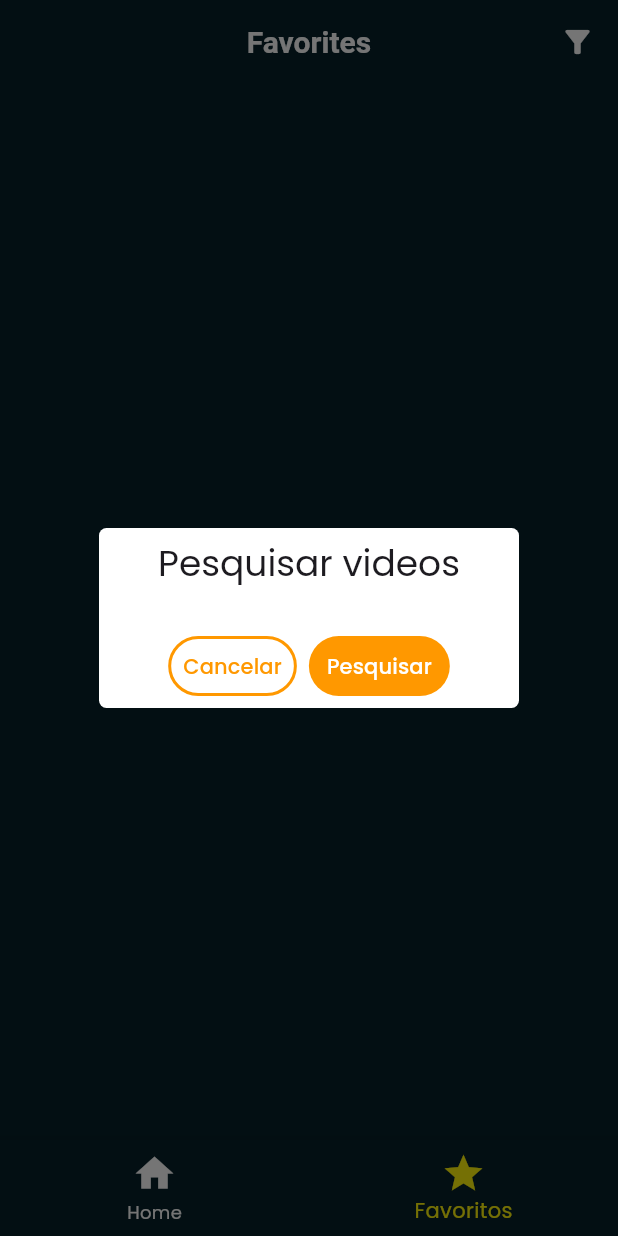
After one commit to gadnlino/youtube-comment-reader, a Flutter app: the screen it shows after launch, item 2 of the bottom bar chosen, after a tap on the "filter alt" icon, on a phone screen of 412 x 824 dp. The commit adds this screen. Run offline on Flutter 3.47's test engine with Material 3 defaults, Android fonts, the phone set to English and light mode, and no system bars; drawn by our look-alikes of lazy_load_scrollview; our stand-ins replace cached_network_image, dio, firebase_auth, firebase_core, flutter_cache_manager, flutter_dotenv and 8 more; missing offline and left inert: dart:ffi; accounts and stored records are empty; network calls fail.

Commit message:
starting favorites page, and componentizing of video and comment widgets

```diff
--- a/packages/frontend/lib/app/common/controllers/bottom_navigation_bar_controller.dart
+++ b/packages/frontend/lib/app/common/controllers/bottom_navigation_bar_controller.dart
@@ -3,6 +3,7 @@ import 'package:frontend/app/common/controllers/access_control_controller.dart';
 import 'package:frontend/app/common/utils/navigation.dart';
 import 'package:frontend/app/pages/activities_page/activities_page.dart';
 import 'package:frontend/app/pages/events_page/events_page.dart';
+import 'package:frontend/app/pages/favorites_page/favorites_page.dart';
 import 'package:frontend/app/pages/feed_page/feed_page.dart';
 import 'package:frontend/app/pages/pendencies_page/pendencies_page.dart';
 import 'package:frontend/app/pages/profile_page/profile_page.dart';
@@ -21,7 +22,7 @@ class BottomNavigationBarController extends GetxController {
     {
       "label": "Favoritos",
       "icon": Icons.star,
-      "route": activitiesPageRoute,
+      "route": favoritesPageRoute,
       "visible": true
     },
   ];
--- /dev/null
+++ b/packages/frontend/lib/app/pages/favorites_page/favorites_page.dart
@@ -0,0 +1,214 @@
+import 'dart:convert';
+
+import 'package:flutter/material.dart';
+import 'package:flutter/widgets.dart';
+import 'package:frontend/app/common/api/bjj_api.dart';
+import 'package:frontend/app/common/api/youtube_comment_viewer_api.dart';
+import 'package:frontend/app/common/components/custom_bottom_navigation_bar.dart';
+import 'package:frontend/app/common/components/custom_button.dart';
+import 'package:frontend/app/common/components/custom_divider.dart';
+
+import 'package:frontend/app/common/components/ranking_card.dart';
+import 'package:frontend/app/common/components/video_widget.dart';
+import 'package:frontend/app/common/controllers/access_control_controller.dart';
+
+import 'package:frontend/app/common/models/dto/pessoa_graduacao_dto.dart';
+import 'package:frontend/app/common/models/enums/graduacao_enum.dart';
+import 'package:frontend/app/common/models/models.dart';
+import 'package:frontend/app/common/packages/cache_package.dart';
+import 'package:frontend/app/common/utils/favorite_manager.dart';
+
+import 'package:frontend/app/common/utils/navigation.dart';
+import 'package:frontend/app/common/utils/utils.dart';
+import 'package:frontend/app/pages/advance_ranking_page/advance_ranking_page.dart';
+import 'package:frontend/app/pages/profile_page/profile_page.dart';
+import 'package:frontend/app/pages/ranking_selection_page/ranking_selection_page.dart';
+import 'package:frontend/app/pages/video_comments_page/video_comments_page.dart';
+import 'package:get/get.dart';
+import 'package:lazy_load_scrollview/lazy_load_scrollview.dart';
+
+const String favoritesPageRoute = "/favorites";
+
+class FavoritesPageBinding implements Bindings {
+  @override
+  void dependencies() {
+    Get.lazyPut(() => FavoritesPageController());
+  }
+}
+
+class FavoritesPageController extends GetxController {
+  final FavoriteManager _favoriteManager = FavoriteManager();
+
+  Rx<bool> loadingMoreVideos = Rx(false);
+
+  RxList<YouTubeSearchItem> videoFavorites = RxList();
+  RxList<CommentFavorite> commentFavorites = RxList();
+
+  @override
+  void onInit() {
+    (() async {
+      await loadVideoFavorites();
+      await loadCommentFavorites();
+    })();
+
+    super.onInit();
+  }
+
+  loadVideoFavorites() async {
+    var favorites = await _favoriteManager.getVideoFavorites();
+
+    if (favorites != null) {
+      videoFavorites.value = favorites;
+    }
+  }
+
+  addVideoFavorite(YouTubeSearchItem video) async {
+    videoFavorites.add(video);
+
+    await _favoriteManager.addVideoFavorite(video);
+  }
+
+  removeVideoFavorite(YouTubeSearchItem video) async {
+    videoFavorites.value = videoFavorites
+        .where((element) => element.id.videoId != video.id.videoId)
+        .toList();
+
+    await _favoriteManager.removeVideoFavorite(video);
+  }
+
+  loadCommentFavorites() async {
+    var favorites = await _favoriteManager.getCommentFavorites();
+
+    if (favorites != null) {
+      commentFavorites.value = favorites;
+    }
+  }
+
+  addCommentFavorite(
+      YouTubeComment comment, List<YouTubeComment>? replies) async {
+    CommentFavorite favorite = CommentFavorite(
+      comment: comment,
+      replies: replies,
+    );
+
+    commentFavorites.add(favorite);
+
+    await _favoriteManager.addCommentFavorite(favorite);
+  }
+
+  removeCommentFavorite(YouTubeComment comment) async {
+    commentFavorites.value = commentFavorites
+        .where((element) => element.comment?.id != comment.id)
+        .toList();
+
+    await _favoriteManager.removeCommentFavorite(comment);
+  }
+}
+
+class FavoritesPage extends GetView<FavoritesPageController> {
+  const FavoritesPage({super.key});
+
+  @override
+  Widget build(BuildContext context) {
+    const pageTitle = "Favorites";
+    return Scaffold(
+        appBar: AppBar(
+          title: const Text(pageTitle),
+          actions: [
+            Padding(
+              padding: const EdgeInsets.symmetric(
+                horizontal: 3,
+              ),
+              child: IconButton(
+                onPressed: () {
+                  Get.defaultDialog(
+                      title: "Pesquisar videos",
+                      backgroundColor: Colors.white,
+                      radius: 5,
+                      content: Container(),
+                      textConfirm: "Pesquisar",
+                      textCancel: "Cancelar",
+                      confirmTextColor: Colors.white,
+                      onConfirm: () async {
+                        Navigation.goBack();
+                        // controller.customSearch();
+                      });
+                },
+                icon: const Icon(Icons.filter_alt),
+                color: Colors.white,
+              ),
+            )
+          ],
+          centerTitle: true,
+        ),
+        bottomNavigationBar: const CustomBottomNavigationBar(),
+        body: Obx(
+          () {
+            if (controller.loadingMoreVideos.value) {
+              return const Center(
+                child: CircularProgressIndicator(
+                  color: Colors.white,
+                ),
+              );
+            }
+
+            return Column(
+              children: [
+                Expanded(
+                  child: LazyLoadScrollView(
+                    isLoading: controller.loadingMoreVideos.value,
+                    // onEndOfPage: controller.loadMoreVideos,
+                    onEndOfPage: () {},
+                    scrollOffset:
+                        (MediaQuery.of(context).size.height - 50).toInt(),
+                    child: ListView.separated(
+                        separatorBuilder: (context, index) =>
+                            const CustomDivider(),
+                        itemCount: controller.videoFavorites.length,
+                        physics: const ClampingScrollPhysics(),
+                        shrinkWrap: true,
+                        scrollDirection: Axis.vertical,
+                        itemBuilder: (BuildContext context, int index) {
+                          var video =
+                              controller.videoFavorites.elementAt(index);
+                          return Column(
+                            children: [
+                              VideoWidget(
+                                video: video,
+                                favorited: controller.videoFavorites.any(
+                                    (element) =>
+                                        element.id.videoId == video.id.videoId),
+                                onFavoriteTap: () {
+                                  if (!controller.videoFavorites.any(
+                                      (element) =>
+                                          element.id.videoId ==
+                                          video.id.videoId)) {
+                                    controller.addVideoFavorite(video);
+                                  } else {
+                                    controller.removeVideoFavorite(video);
+                                  }
+                                },
+                                onTap: () {
+                                  Navigation.popAndGoToPage(
+                                      pageRoute: videoCommentsPageRoute,
+                                      parameters: {
+                                        'videoId': video.id.videoId!,
+                                        'videoTitle': video.snippet.title,
+                                        'videoDescription':
+                                            video.snippet.description,
+                                        'thumbnailUrl':
+                                            video.snippet.thumbnails.high.url
+                                      });
+                                },
+                              ),
+                            ],
+                          );
+                        }),
+                  ),
+                )
+              ],
+            );
+          },
+        ));
+  }
+}
--- a/packages/frontend/lib/main.dart
+++ b/packages/frontend/lib/main.dart
@@ -7,6 +7,7 @@ import 'package:frontend/app/common/controllers/bottom_navigation_bar_controller
 import 'package:frontend/app/common/controllers/federacao_controller.dart';
 import 'package:frontend/app/common/controllers/media_controller.dart';
 import 'package:frontend/app/common/themes/app_theme.dart';
+import 'package:frontend/app/pages/favorites_page/favorites_page.dart';
 import 'package:frontend/app/pages/video_comments_page/video_comments_page.dart';
 import 'package:frontend/app/pages/video_search_page/video_search_page.dart';
 import 'package:get/get.dart';
@@ -47,6 +48,11 @@ Future main() async {
         page: () => const VideoCommentsPage(),
         binding: VideoCommentsPageBinding(),
       ),
+      GetPage(
+        name: favoritesPageRoute,
+        page: () => const FavoritesPage(),
+        binding: FavoritesPageBinding(),
+      ),
     ],
   ));
 }
```
Also changed, not shown: packages/frontend/lib/app/common/components/comment_widget.dart (added, +89 -0 lines), packages/frontend/lib/app/common/components/video_widget.dart (added, +92 -0 lines), packages/frontend/lib/app/pages/video_comments_page/video_comments_page.dart (+22 -102 lines), packages/frontend/lib/app/pages/video_search_page/video_search_page.dart (+34 -2 lines).
